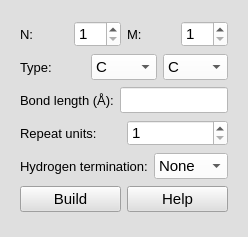
nasimanousheh/furious-atoms, file furiousatoms/forms/graphene.ui: the form before one commit.
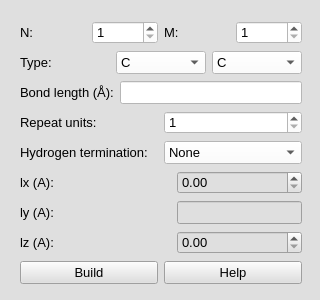
The form after the commit.

Commit message: Added lx, ly and lz parameters in widget

Diff of the .ui file:
```diff
--- a/furiousatoms/forms/graphene.ui
+++ b/furiousatoms/forms/graphene.ui
@@ -6,14 +6,20 @@
    <rect>
     <x>0</x>
     <y>0</y>
-    <width>248</width>
-    <height>237</height>
+    <width>320</width>
+    <height>300</height>
    </rect>
   </property>
+  <property name="minimumSize">
+   <size>
+    <width>320</width>
+    <height>300</height>
+   </size>
+  </property>
   <property name="maximumSize">
    <size>
-    <width>248</width>
-    <height>237</height>
+    <width>320</width>
+    <height>300</height>
    </size>
   </property>
   <property name="baseSize">
@@ -33,17 +39,34 @@
   <property name="styleSheet">
    <string notr="true">background-color: rgb(223, 223, 223);</string>
   </property>
-  <layout class="QGridLayout" name="gridLayout_7" rowminimumheight="0">
+  <layout class="QGridLayout" name="gridLayout_8">
    <item row="0" column="0">
     <widget class="QWidget" name="Build_graphen" native="true">
+     <property name="minimumSize">
+      <size>
+       <width>300</width>
+       <height>287</height>
+      </size>
+     </property>
+     <property name="maximumSize">
+      <size>
+       <width>300</width>
+       <height>287</height>
+      </size>
+     </property>
+     <property name="font">
+      <font>
+       <pointsize>10</pointsize>
+      </font>
+     </property>
      <property name="autoFillBackground">
       <bool>false</bool>
      </property>
      <property name="styleSheet">
       <string notr="true">background-color: rgb(223, 223, 223);</string>
      </property>
-     <layout class="QGridLayout" name="gridLayout_6">
-      <item row="0" column="0" colspan="2">
+     <layout class="QGridLayout" name="gridLayout_7">
+      <item row="0" column="0" colspan="3">
        <layout class="QGridLayout" name="gridLayout">
         <item row="0" column="0">
          <widget class="QLabel" name="label_chirality_N_graphene">
@@ -61,7 +84,7 @@
          <widget class="QSpinBox" name="spinBox_chirality_N_graphene">
           <property name="font">
            <font>
-            <pointsize>11</pointsize>
+            <pointsize>10</pointsize>
            </font>
           </property>
           <property name="styleSheet">
@@ -94,7 +117,7 @@
          <widget class="QSpinBox" name="spinBox_chirality_M_graphene">
           <property name="font">
            <font>
-            <pointsize>11</pointsize>
+            <pointsize>10</pointsize>
            </font>
           </property>
           <property name="styleSheet">
@@ -113,7 +136,7 @@
         </item>
        </layout>
       </item>
-      <item row="1" column="0" colspan="2">
+      <item row="1" column="0" colspan="3">
        <layout class="QGridLayout" name="gridLayout_2">
         <item row="0" column="0">
          <widget class="QLabel" name="label_type_graphene">
@@ -131,7 +154,7 @@
          <widget class="QComboBox" name="comboBox_type1_graphene">
           <property name="font">
            <font>
-            <pointsize>11</pointsize>
+            <pointsize>10</pointsize>
            </font>
           </property>
           <property name="styleSheet">
@@ -158,7 +181,7 @@
          <widget class="QComboBox" name="comboBox_type2_graphene">
           <property name="font">
            <font>
-            <pointsize>11</pointsize>
+            <pointsize>10</pointsize>
            </font>
           </property>
           <property name="styleSheet">
@@ -183,7 +206,7 @@
         </item>
        </layout>
       </item>
-      <item row="2" column="0" colspan="2">
+      <item row="2" column="0" colspan="3">
        <layout class="QGridLayout" name="gridLayout_3">
         <item row="0" column="0">
          <widget class="QLabel" name="label_bond_length_graphene">
@@ -201,7 +224,7 @@
          <widget class="QLineEdit" name="lineEdit_bond_length_graphene">
           <property name="font">
            <font>
-            <pointsize>11</pointsize>
+            <pointsize>10</pointsize>
            </font>
           </property>
           <property name="styleSheet">
@@ -214,7 +237,7 @@
         </item>
        </layout>
       </item>
-      <item row="3" column="0" colspan="2">
+      <item row="3" column="0" colspan="3">
        <layout class="QGridLayout" name="gridLayout_4">
         <item row="0" column="0">
          <widget class="QLabel" name="label_repeat_units_graphene">
@@ -232,7 +255,7 @@
          <widget class="QSpinBox" name="spinBox_repeat_units_graphene">
           <property name="font">
            <font>
-            <pointsize>11</pointsize>
+            <pointsize>10</pointsize>
            </font>
           </property>
           <property name="styleSheet">
@@ -248,7 +271,7 @@
         </item>
        </layout>
       </item>
-      <item row="4" column="0" colspan="2">
+      <item row="4" column="0" colspan="3">
        <layout class="QGridLayout" name="gridLayout_5">
         <item row="0" column="0">
          <widget class="QLabel" name="lable_H_termination_graphene">
@@ -266,7 +289,7 @@
          <widget class="QComboBox" name="comboBox_H_termination_graphene">
           <property name="font">
            <font>
-            <pointsize>11</pointsize>
+            <pointsize>10</pointsize>
            </font>
           </property>
           <property name="styleSheet">
@@ -287,29 +310,127 @@
        </layout>
       </item>
       <item row="5" column="0">
-       <widget class="QPushButton" name="pushButton_build_graphene">
+       <widget class="QLabel" name="label_lx">
         <property name="font">
          <font>
-          <pointsize>11</pointsize>
+          <pointsize>10</pointsize>
          </font>
         </property>
         <property name="text">
-         <string>Build</string>
+         <string>lx (A):</string>
         </property>
        </widget>
       </item>
       <item row="5" column="1">
-       <widget class="QPushButton" name="pushButton_help_build_graphene">
+       <spacer name="horizontalSpacer">
+        <property name="orientation">
+         <enum>Qt::Horizontal</enum>
+        </property>
+        <property name="sizeHint" stdset="0">
+         <size>
+          <width>40</width>
+          <height>20</height>
+         </size>
+        </property>
+       </spacer>
+      </item>
+      <item row="5" column="2">
+       <widget class="QDoubleSpinBox" name="SpinBox_lx">
         <property name="font">
          <font>
-          <pointsize>11</pointsize>
+          <pointsize>10</pointsize>
          </font>
         </property>
+        <property name="decimals">
+         <number>2</number>
+        </property>
+        <property name="maximum">
+         <double>200.000000000000000</double>
+        </property>
+       </widget>
+      </item>
+      <item row="6" column="0">
+       <widget class="QLabel" name="label_ly">
+        <property name="font">
+         <font>
+          <pointsize>10</pointsize>
+         </font>
+        </property>
         <property name="text">
-         <string>Help</string>
+         <string>ly (A):</string>
         </property>
        </widget>
       </item>
+      <item row="6" column="2">
+       <widget class="QLineEdit" name="lineEdit_ly">
+        <property name="font">
+         <font>
+          <pointsize>10</pointsize>
+         </font>
+        </property>
+        <property name="acceptDrops">
+         <bool>false</bool>
+        </property>
+        <property name="readOnly">
+         <bool>true</bool>
+        </property>
+       </widget>
+      </item>
+      <item row="7" column="0">
+       <widget class="QLabel" name="label_lz">
+        <property name="font">
+         <font>
+          <pointsize>10</pointsize>
+         </font>
+        </property>
+        <property name="text">
+         <string>lz (A):</string>
+        </property>
+       </widget>
+      </item>
+      <item row="7" column="2">
+       <widget class="QDoubleSpinBox" name="SpinBox_lz">
+        <property name="font">
+         <font>
+          <pointsize>10</pointsize>
+         </font>
+        </property>
+        <property name="decimals">
+         <number>2</number>
+        </property>
+        <property name="maximum">
+         <double>200.000000000000000</double>
+        </property>
+       </widget>
+      </item>
+      <item row="8" column="0" colspan="3">
+       <layout class="QGridLayout" name="gridLayout_6">
+        <item row="0" column="0">
+         <widget class="QPushButton" name="pushButton_build_graphene">
+          <property name="font">
+           <font>
+            <pointsize>10</pointsize>
+           </font>
+          </property>
+          <property name="text">
+           <string>Build</string>
+          </property>
+         </widget>
+        </item>
+        <item row="0" column="1">
+         <widget class="QPushButton" name="pushButton_help_build_graphene">
+          <property name="font">
+           <font>
+            <pointsize>10</pointsize>
+           </font>
+          </property>
+          <property name="text">
+           <string>Help</string>
+          </property>
+         </widget>
+        </item>
+       </layout>
+      </item>
      </layout>
     </widget>
    </item>
```
Left out of the diff: 4 changed lines with no effect on the pictures.
